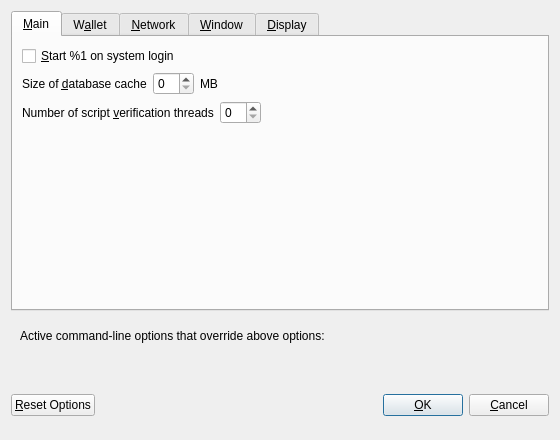
Above: src/qt/forms/optionsdialog.ui from AntoBoto/PoEM before the change. Below: the same form after it.
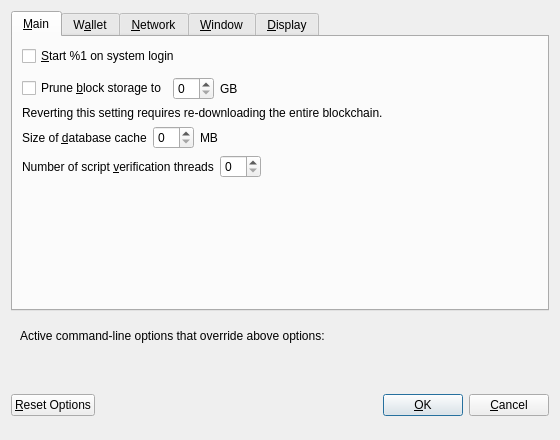
That is the form after the change. Custom widgets are drawn as their Qt base class.

Commit message:
Qt: Add prune setting to OptionsDialog
Make default prune size 3GB

Use GiB and MiB

Add DEFAULT_PRUNE_TARGET_GB

PruneMiBtoGB & PruneGBtoMiB

```diff
--- a/src/qt/forms/optionsdialog.ui
+++ b/src/qt/forms/optionsdialog.ui
@@ -37,6 +37,69 @@
          </property>
         </widget>
        </item>
+       <item>
+        <spacer name="horizontalSpacer_0_Main">
+         <property name="orientation">
+          <enum>Qt::Horizontal</enum>
+         </property>
+         <property name="sizeHint" stdset="0">
+          <size>
+           <width>40</width>
+           <height>5</height>
+          </size>
+         </property>
+        </spacer>
+       </item>
+       <item>
+       <layout class="QHBoxLayout" name="horizontalLayout_Main_Prune">
+        <item>
+         <widget class="QCheckBox" name="prune">
+          <property name="toolTip">
+           <string>Disables some advanced features but all blocks will still be fully validated. Reverting this setting requires re-downloading the entire blockchain. Actual disk usage may be somewhat higher.</string>
+          </property>
+          <property name="text">
+           <string>Prune &amp;block storage to</string>
+          </property>
+         </widget>
+        </item>
+        <item>
+         <widget class="QSpinBox" name="pruneSize"/>
+        </item>
+         <item>
+          <widget class="QLabel" name="pruneSizeUnitLabel">
+           <property name="text">
+            <string>GB</string>
+           </property>
+           <property name="textFormat">
+            <enum>Qt::PlainText</enum>
+           </property>
+          </widget>
+         </item>
+         <item>
+          <spacer name="horizontalSpacer_Main_Prune">
+           <property name="orientation">
+            <enum>Qt::Horizontal</enum>
+           </property>
+           <property name="sizeHint" stdset="0">
+            <size>
+             <width>40</width>
+             <height>20</height>
+            </size>
+           </property>
+          </spacer>
+         </item>
+        </layout>
+       </item>
+       <item>
+        <widget class="QLabel" name="pruneWarning">
+         <property name="text">
+          <string>Reverting this setting requires re-downloading the entire blockchain.</string>
+         </property>
+         <property name="textFormat">
+          <enum>Qt::PlainText</enum>
+         </property>
+        </widget>
+       </item>
        <item>
         <layout class="QHBoxLayout" name="horizontalLayout_2_Main">
          <item>
```
The commit also changes 5 other files.
